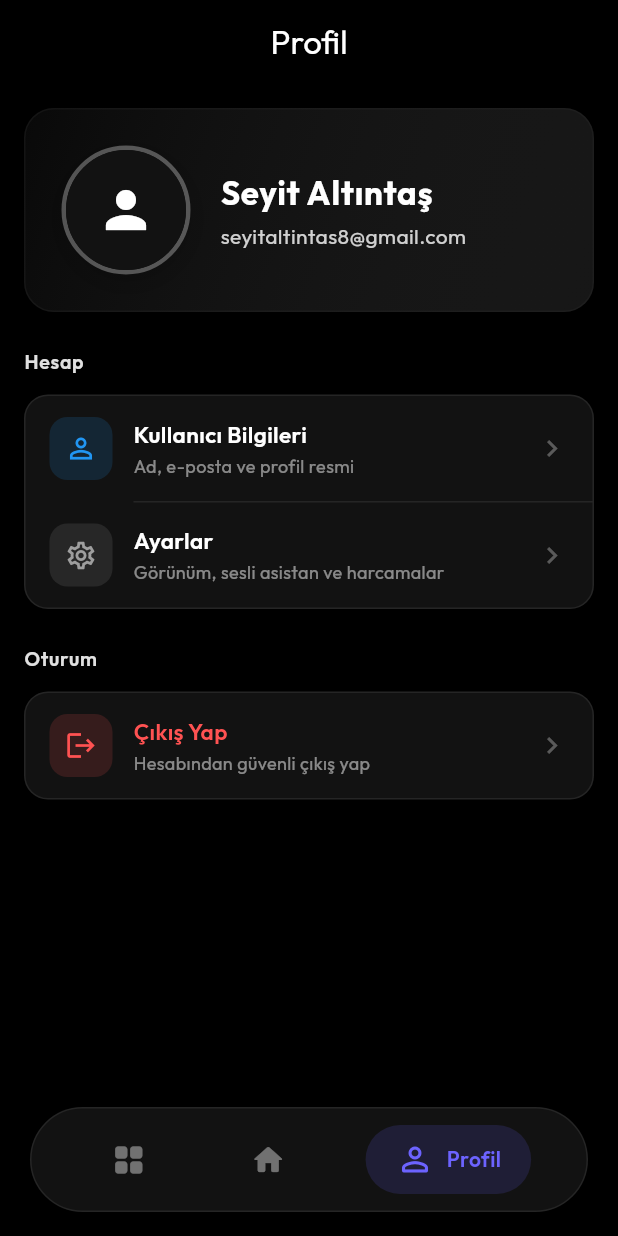
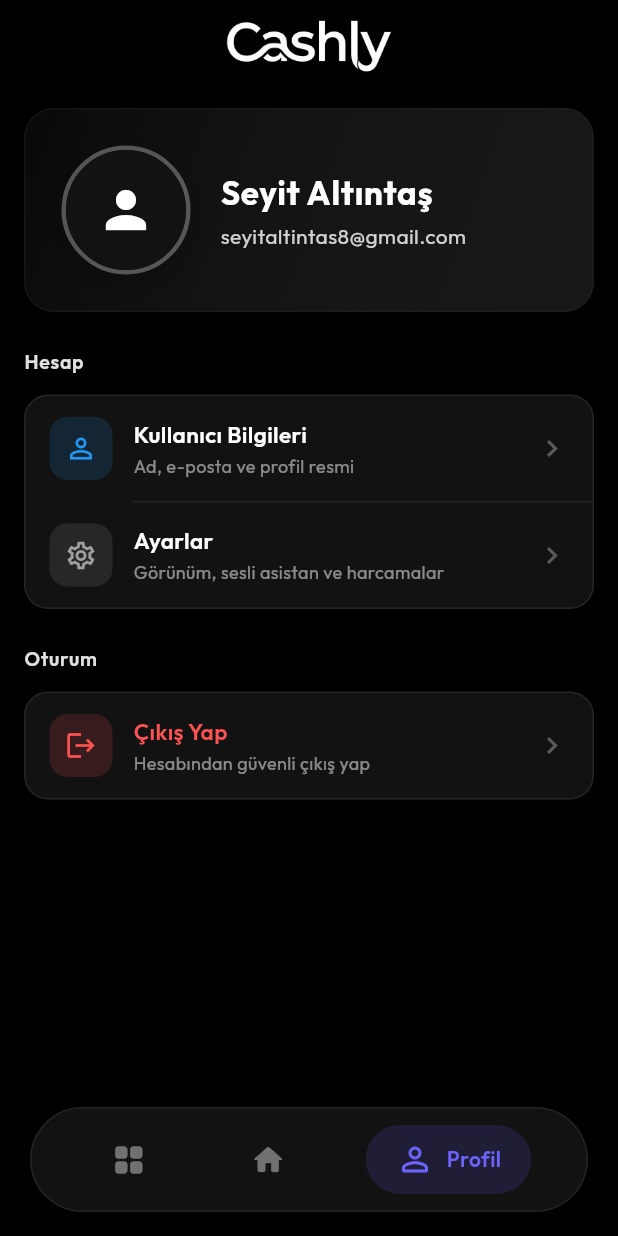
Before and after one commit to SeyitAltintas/Cashly, a Flutter app: the screen it shows after launch, swiped to page 3, on a phone screen of 412 x 824 dp. Run offline on Flutter 3.47's test engine with Material 3 defaults, Android fonts, the phone set to English and light mode, and no system bars; our stand-ins replace file_picker, fl_chart, flutter_tts, google_fonts, hive_flutter, image_picker and 4 more; accounts and stored records are empty.

Commit message:
feat: Harcamalar, Gelirler, Araçlar, Ana Sayfa ve Profil sayfaları için yeni AppBar widget'ları eklendi.

```diff
--- a/lib/features/home/presentation/widgets/home_app_bar.dart
+++ b/lib/features/home/presentation/widgets/home_app_bar.dart
@@ -163,7 +163,12 @@ class ToolsAppBar extends StatelessWidget implements PreferredSizeWidget {
   Widget build(BuildContext context) {
     return AppBar(
       automaticallyImplyLeading: false,
-      title: const Text("Tüm İşlemler"),
+      title: Image.asset(
+        'assets/image/seffaflogo.png',
+        height: 60,
+        fit: BoxFit.contain,
+      ),
+      centerTitle: true,
       backgroundColor: Colors.transparent,
       elevation: 0,
     );
@@ -204,7 +209,12 @@ class ProfileAppBar extends StatelessWidget implements PreferredSizeWidget {
   Widget build(BuildContext context) {
     return AppBar(
       automaticallyImplyLeading: false,
-      title: const Text("Profil"),
+      title: Image.asset(
+        'assets/image/seffaflogo.png',
+        height: 60,
+        fit: BoxFit.contain,
+      ),
+      centerTitle: true,
       backgroundColor: Colors.transparent,
       elevation: 0,
     );
```
